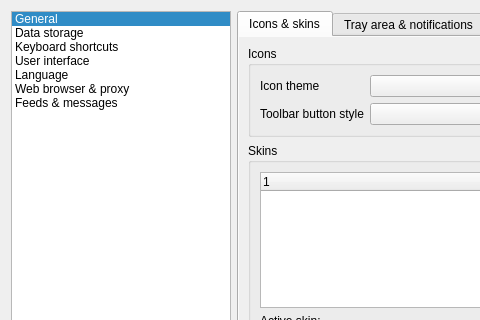
The window that src/gui/formsettings.ui (martinrotter/rssguard) describes before a commit, drawn with Qt 5; both pictures show x 0 to 480 and y 0 to 320 of the 808 by 410 pixel window.
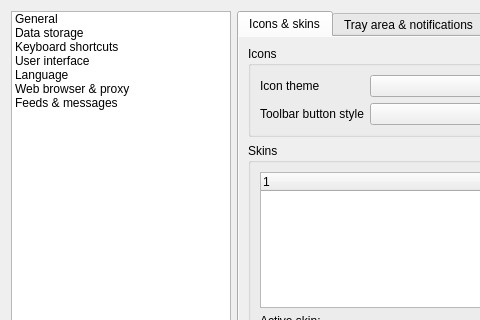
The same window after the commit. The open tabs and pages were chosen to show the change. Custom widgets are drawn as their Qt base class.

```diff
--- a/src/gui/formsettings.ui
+++ b/src/gui/formsettings.ui
@@ -1090,7 +1090,7 @@
       <bool>false</bool>
      </property>
      <property name="currentRow">
-      <number>0</number>
+      <number>-1</number>
      </property>
      <item>
       <property name="text">
```
Left out of the diff: 12 changed lines with no effect on the pictures.
